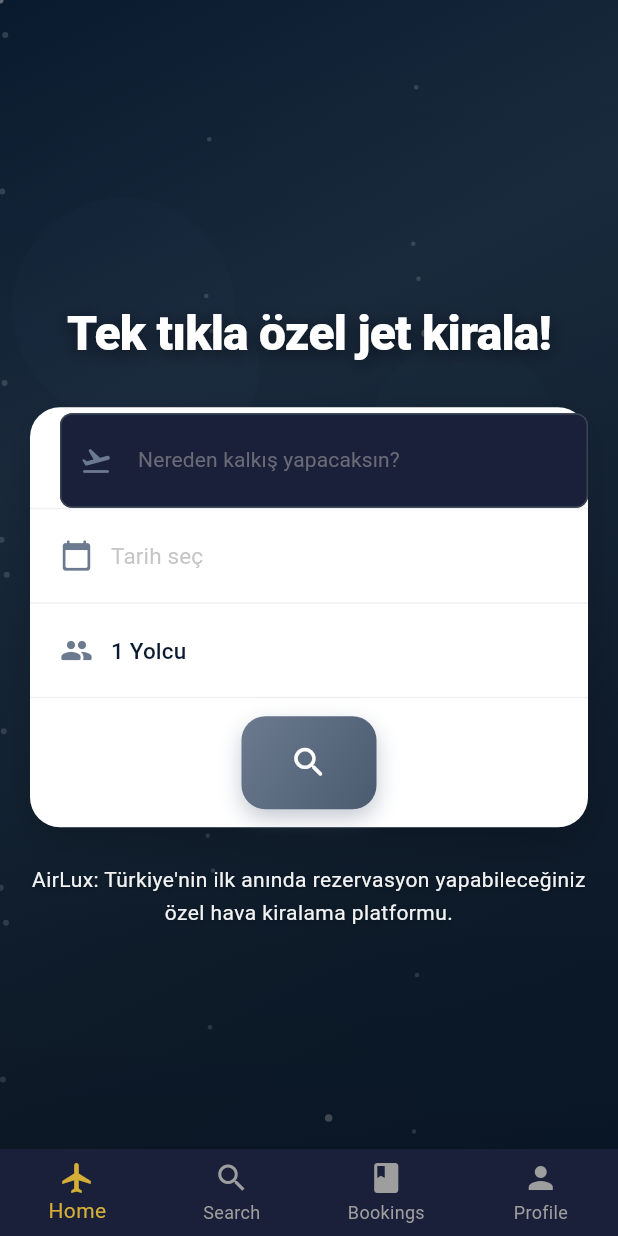
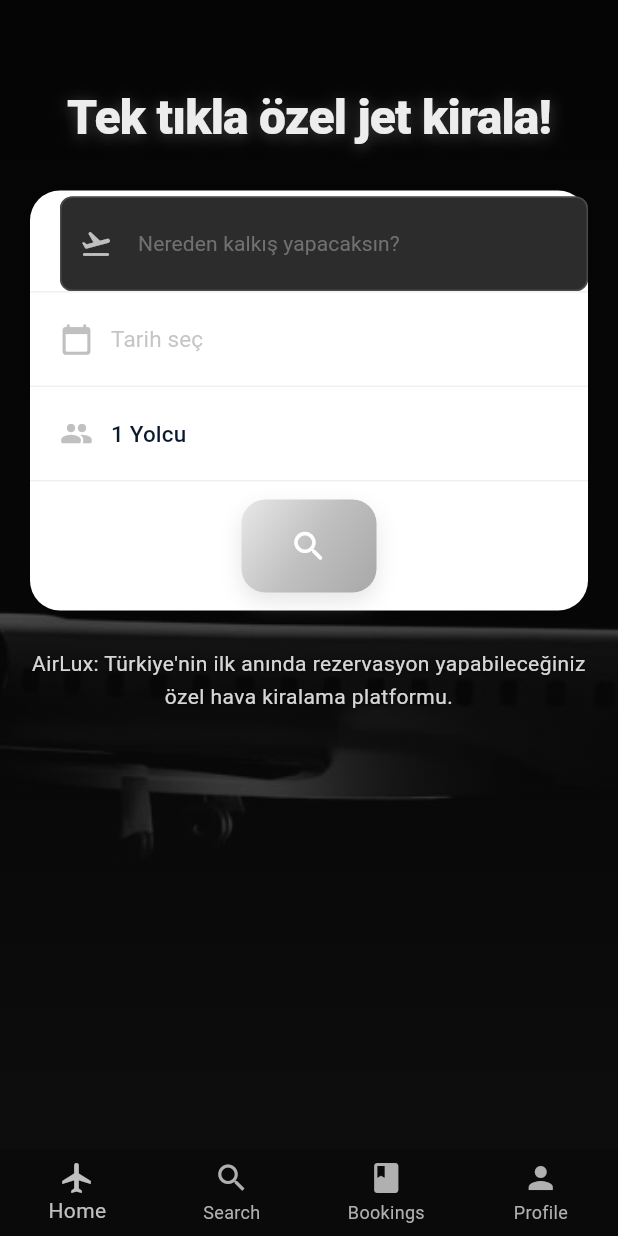
Before and after one commit to yusuf-tuncay/airlux, a Flutter app: the screen it shows after launch, on a phone screen of 412 x 824 dp. Run offline on Flutter 3.47's test engine with Material 3 defaults, Android fonts, the phone set to English and light mode, and no system bars; our stand-ins replace cached_network_image, cloud_firestore, equatable, firebase_auth, firebase_core, firebase_storage and 5 more; accounts and stored records are empty; network calls fail.

Commit message:
Update theme to Piano Black + Silver, optimize hero section and cards

```diff
--- a/lib/core/constants/app_colors.dart
+++ b/lib/core/constants/app_colors.dart
@@ -1,32 +1,45 @@
 import 'package:flutter/material.dart';
 
-/// Lüks aviasyon teması için renk paleti
-/// Koyu tonlar + altın detaylar
+/// Piano Black + Gold Luxury Theme
+/// Parlak siyah yüzeyler, altın yansımalar, VIP atmosfer
 class AppColors {
   AppColors._();
 
-  // Primary Colors - Dark Theme
-  static const Color primaryDark = Color(0xFF0A0E27); // Koyu lacivert
-  static const Color primaryDarkLight = Color(0xFF1A1F3A);
-  static const Color secondaryDark = Color(0xFF141B33);
+  // Piano Black Theme - Primary Colors
+  static const Color pianoBlack = Color(0xFF0A0A0A); // Ana arka plan
+  static const Color jetBlack = Color(0xFF141414); // Gradient / gölge
+  static const Color graphiteGrey = Color(0xFF2C2C2C); // Kart zeminleri
 
-  // Gold Accent Colors - Premium tones
-  static const Color gold = Color(0xFFD4AF37);
-  static const Color goldLight = Color(0xFFFFE87C);
-  static const Color goldMedium = Color(0xFFFFD700);
-  static const Color goldDark = Color(0xFFB8941F);
-  static const Color goldAccent = Color(0xFFFFE87C);
-  static const Color goldShimmer = Color(0xFFFFF8DC);
+  // Silver - Premium Accent
+  static const Color silver = Color(0xFFC0C0C0); // Buton, vurgu, logo
+  static const Color silverLight = Color(0xFFE8E8E8);
+  static const Color silverMedium = Color(0xFFC0C0C0);
+  static const Color silverDark = Color(0xFFA8A8A8);
+  static const Color silverAccent = Color(0xFFC0C0C0);
+  static const Color silverShimmer = Color(0xFFE8E8E8);
+  static const Color platinum = Color(0xFFE5E4E2);
 
-  // Text Colors
-  static const Color textPrimary = Color(0xFFFFFFFF);
-  static const Color textSecondary = Color(0xFFB0B8C4);
-  static const Color textTertiary = Color(0xFF8A95A6);
+  // Backward compatibility
+  static const Color champagneGold = Color(0xFFC0C0C0);
+  static const Color gold = Color(0xFFC0C0C0);
+  static const Color goldLight = Color(0xFFE8E8E8);
+  static const Color goldMedium = Color(0xFFC0C0C0);
+  static const Color goldDark = Color(0xFFA8A8A8);
+  static const Color goldAccent = Color(0xFFC0C0C0);
+  static const Color goldShimmer = Color(0xFFE8E8E8);
+
+  // Text Colors - Soft White
+  static const Color textPrimary = Color(0xFFEDEDED); // Soft White
+  static const Color textSecondary = Color(0xFFB0B0B0);
+  static const Color textTertiary = Color(0xFF8A8A8A);
 
   // Background Colors
-  static const Color backgroundDark = Color(0xFF0A0E27);
-  static const Color backgroundCard = Color(0xFF1A1F3A);
-  static const Color backgroundCardHover = Color(0xFF232844);
+  static const Color backgroundDark = Color(0xFF0A0A0A); // Piano Black
+  static const Color primaryDark = Color(0xFF0A0A0A);
+  static const Color primaryDarkLight = Color(0xFF141414); // Jet Black
+  static const Color secondaryDark = Color(0xFF141414);
+  static const Color backgroundCard = Color(0xFF2C2C2C); // Graphite Grey
+  static const Color backgroundCardHover = Color(0xFF3A3A3A);
 
   // Status Colors
   static const Color success = Color(0xFF4CAF50);
@@ -35,38 +48,45 @@ class AppColors {
   static const Color info = Color(0xFF42A5F5);
 
   // Border Colors
-  static const Color borderLight = Color(0xFF2A3441);
-  static const Color borderMedium = Color(0xFF3A4451);
-  static const Color borderGold = Color(0xFFD4AF37);
+  static const Color borderLight = Color(0xFF3A3A3A);
+  static const Color borderMedium = Color(0xFF4A4A4A);
+  static const Color borderGold = Color(0xFFC0C0C0); // Silver
+  static const Color borderSilver = Color(0xFFC0C0C0);
 
-  // Gradient Colors - Premium Gold Gradients
+  // Gradient Colors - Piano Black + Silver
   static const LinearGradient goldGradient = LinearGradient(
     begin: Alignment.topLeft,
     end: Alignment.bottomRight,
-    colors: [goldLight, goldMedium, gold],
+    colors: [silverLight, silverMedium, silver],
   );
 
   static const LinearGradient premiumGoldGradient = LinearGradient(
     begin: Alignment.topLeft,
     end: Alignment.bottomRight,
     colors: [
-      Color(0xFFFFF8DC), // Cream white
-      Color(0xFFFFE87C), // Light gold
-      Color(0xFFFFD700), // Gold
-      Color(0xFFD4AF37), // Classic gold
+      Color(0xFFE8E8E8), // Light silver
+      Color(0xFFC0C0C0), // Silver
+      Color(0xFFA8A8A8), // Dark silver
     ],
-    stops: [0.0, 0.3, 0.7, 1.0],
+    stops: [0.0, 0.5, 1.0],
   );
 
   static const LinearGradient goldButtonGradient = LinearGradient(
     begin: Alignment.topLeft,
     end: Alignment.bottomRight,
-    colors: [goldLight, goldMedium, goldDark],
+    colors: [silverLight, silverMedium, silverDark],
   );
 
+  static const LinearGradient silverGradient = LinearGradient(
+    begin: Alignment.topLeft,
+    end: Alignment.bottomRight,
+    colors: [silverLight, silverMedium, silverDark],
+  );
+
+  // Piano Black Gradient - 135deg
   static const LinearGradient darkGradient = LinearGradient(
-    begin: Alignment.topCenter,
-    end: Alignment.bottomCenter,
-    colors: [primaryDark, secondaryDark],
+    begin: Alignment.topLeft,
+    end: Alignment.bottomRight,
+    colors: [pianoBlack, jetBlack], // 135deg gradient
   );
 }
--- a/lib/shared/widgets/hero_section.dart
+++ b/lib/shared/widgets/hero_section.dart
@@ -66,35 +66,45 @@ class _HeroSectionState extends State<HeroSection>
   Widget build(BuildContext context) {
     final isMobile = Responsive.isMobile(context);
     final screenHeight = MediaQuery.of(context).size.height;
-    final screenWidth = MediaQuery.of(context).size.width;
 
     return Container(
       height: screenHeight,
       width: double.infinity,
-      decoration: BoxDecoration(
+      decoration: const BoxDecoration(
         gradient: LinearGradient(
           begin: Alignment.topLeft,
           end: Alignment.bottomRight,
           colors: [
-            const Color(0xFF0A1A2E), // Koyu lacivert
-            const Color(0xFF1A2B3E), // Orta lacivert
-            const Color(0xFF0F1E2E), // Daha koyu lacivert
-            const Color(0xFF0A1A2E), // Tekrar koyu
+            Color(0xFF0A0A0A), // Piano Black
+            Color(0xFF141414), // Jet Black
           ],
-          stops: const [0.0, 0.3, 0.7, 1.0],
         ),
       ),
       child: Stack(
         children: [
-          // Gökyüzü/Özel Jet Arka Plan Görseli
+          // Arka plan fotoğrafı
           Positioned.fill(
-            child: CustomPaint(
-              painter: _SkyPainter(),
-              size: Size(screenWidth, screenHeight),
+            child: Image.asset(
+              'assets/images/privatejet1.jpg',
+              fit: BoxFit.cover,
+              errorBuilder: (context, error, stackTrace) {
+                return Container(
+                  decoration: const BoxDecoration(
+                    gradient: LinearGradient(
+                      begin: Alignment.topLeft,
+                      end: Alignment.bottomRight,
+                      colors: [
+                        Color(0xFF0A0A0A), // Piano Black
+                        Color(0xFF141414), // Jet Black
+                      ],
+                    ),
+                  ),
+                );
+              },
             ),
           ),
 
-          // Gradient overlay
+          // Koyu overlay - metinlerin okunabilirliği için (Piano Black gradient)
           Positioned.fill(
             child: Container(
               decoration: BoxDecoration(
@@ -102,11 +112,11 @@ class _HeroSectionState extends State<HeroSection>
                   begin: Alignment.topCenter,
                   end: Alignment.bottomCenter,
                   colors: [
-                    Colors.transparent,
-                    Colors.black.withValues(alpha: 0.1),
-                    Colors.black.withValues(alpha: 0.2),
+                    const Color(0xFF0A0A0A).withValues(alpha: 0.4), // Piano Black
+                    const Color(0xFF0A0A0A).withValues(alpha: 0.6), // Piano Black
+                    const Color(0xFF141414).withValues(alpha: 0.7), // Jet Black
                   ],
-                  stops: const [0.0, 0.7, 1.0],
+                  stops: const [0.0, 0.5, 1.0],
                 ),
               ),
             ),
@@ -116,12 +126,14 @@ class _HeroSectionState extends State<HeroSection>
           Positioned.fill(
             child: SafeArea(
               child: Padding(
-                padding: EdgeInsets.symmetric(
-                  horizontal: isMobile ? 20 : 48,
-                  vertical: isMobile ? 40 : 60,
+                padding: EdgeInsets.only(
+                  left: isMobile ? 20 : 48,
+                  right: isMobile ? 20 : 48,
+                  top: isMobile ? 60 : 100,
+                  bottom: isMobile ? 40 : 60,
                 ),
                 child: Column(
-                  mainAxisAlignment: MainAxisAlignment.center,
+                  mainAxisAlignment: MainAxisAlignment.start,
                   crossAxisAlignment: CrossAxisAlignment.center,
                   children: [
                     // Ana Başlık
@@ -135,17 +147,17 @@ class _HeroSectionState extends State<HeroSection>
                           style: TextStyle(
                             fontSize: isMobile ? 32 : 64,
                             fontWeight: FontWeight.w800,
-                            color: Colors.white,
+                            color: const Color(0xFFEDEDED), // Soft White
                             letterSpacing: isMobile ? -0.5 : -1.5,
                             height: 1.1,
                             shadows: [
                               Shadow(
-                                color: Colors.black.withValues(alpha: 0.4),
+                                color: const Color(0xFFC0C0C0).withValues(alpha: 0.4), // Silver shadow
                                 offset: const Offset(0, 2),
                                 blurRadius: 12,
                               ),
                               Shadow(
-                                color: Colors.black.withValues(alpha: 0.2),
+                                color: Colors.black.withValues(alpha: 0.6),
                                 offset: const Offset(0, 4),
                                 blurRadius: 20,
                               ),
@@ -179,12 +191,12 @@ class _HeroSectionState extends State<HeroSection>
                           style: TextStyle(
                             fontSize: isMobile ? 14 : 18,
                             fontWeight: FontWeight.w400,
-                            color: Colors.white.withValues(alpha: 0.95),
+                            color: const Color(0xFFEDEDED).withValues(alpha: 0.9), // Soft White
                             letterSpacing: 0.3,
                             height: 1.6,
                             shadows: [
                               Shadow(
-                                color: Colors.black.withValues(alpha: 0.3),
+                                color: Colors.black.withValues(alpha: 0.5),
                                 offset: const Offset(0, 1),
                                 blurRadius: 4,
                               ),
@@ -203,74 +215,3 @@ class _HeroSectionState extends State<HeroSection>
     );
   }
 }
-/// Gökyüzü efekti için optimize edilmiş custom painter
-class _SkyPainter extends CustomPainter {
-  @override
-  void paint(Canvas canvas, Size size) {
-    // Bulut benzeri efektler - daha yumuşak
-    final cloudPaint = Paint()
-      ..style = PaintingStyle.fill
-      ..blendMode = BlendMode.softLight;
-
-    // Büyük bulut
-    final cloud1 = Path()
-      ..addOval(
-        Rect.fromCircle(
-          center: Offset(size.width * 0.2, size.height * 0.25),
-          radius: size.width * 0.18,
-        ),
-      )
-      ..addOval(
-        Rect.fromCircle(
-          center: Offset(size.width * 0.3, size.height * 0.3),
-          radius: size.width * 0.12,
-        ),
-      );
-    cloudPaint.color = Colors.white.withValues(alpha: 0.04);
-    canvas.drawPath(cloud1, cloudPaint);
-
-    // İkinci bulut
-    final cloud2 = Path()
-      ..addOval(
-        Rect.fromCircle(
-          center: Offset(size.width * 0.75, size.height * 0.35),
-          radius: size.width * 0.15,
-        ),
-      )
-      ..addOval(
-        Rect.fromCircle(
-          center: Offset(size.width * 0.85, size.height * 0.4),
-          radius: size.width * 0.1,
-        ),
-      );
-    cloudPaint.color = Colors.white.withValues(alpha: 0.03);
-    canvas.drawPath(cloud2, cloudPaint);
-
-    // Yıldız efekti - daha fazla yıldız
-    final starPaint = Paint()
-      ..color = Colors.white.withValues(alpha: 0.15)
-      ..style = PaintingStyle.fill;
-
-    final starCount = (size.width * size.height / 15000).round().clamp(30, 60);
-    for (int i = 0; i < starCount; i++) {
-      final x = (i * 137.5) % size.width;
-      final y = (i * 197.3) % size.height;
-      final starSize = (i % 3 == 0) ? 2.0 : 1.5;
-      canvas.drawCircle(Offset(x, y), starSize, starPaint);
-    }
-
-    // Parlayan yıldızlar
-    final brightStarPaint = Paint()
-      ..color = Colors.white.withValues(alpha: 0.25)
-      ..style = PaintingStyle.fill;
-
-    for (int i = 0; i < 5; i++) {
-      final x = (i * 347.7) % size.width;
-      final y = (i * 523.1) % size.height;
-      canvas.drawCircle(Offset(x, y), 2.5, brightStarPaint);
-    }
-  }
-
-  @override
-  bool shouldRepaint(covariant CustomPainter oldDelegate) => false;
-}
--- a/lib/shared/widgets/search_bar_widget.dart
+++ b/lib/shared/widgets/search_bar_widget.dart
@@ -57,13 +57,13 @@ class _SearchBarWidgetState extends State<SearchBarWidget>
         return Theme(
           data: Theme.of(context).copyWith(
             colorScheme: const ColorScheme.dark(
-              primary: Color(0xFFB4BEC9), // Gümüş
-              onPrimary: Color(0xFF0A1A2E),
-              surface: Color(0xFF1A1F3A),
-              onSurface: Colors.white,
+              primary: Color(0xFFC0C0C0), // Silver
+              onPrimary: Color(0xFF0A0A0A), // Piano Black
+              surface: Color(0xFF2C2C2C), // Graphite Grey
+              onSurface: Color(0xFFEDEDED), // Soft White
             ),
             dialogTheme: const DialogThemeData(
-              backgroundColor: Color(0xFF1A1F3A),
+              backgroundColor: Color(0xFF2C2C2C), // Graphite Grey
             ),
           ),
           child: child!,
@@ -314,7 +314,11 @@ class _SearchBarWidgetState extends State<SearchBarWidget>
           fontSize: 14,
           fontWeight: FontWeight.w400,
         ),
-        prefixIcon: Icon(icon, color: const Color(0xFF6B7A8F), size: 22),
+        prefixIcon: Icon(
+          icon,
+          color: const Color(0xFFC0C0C0), // Silver
+          size: 22,
+        ),
         border: InputBorder.none,
         contentPadding: const EdgeInsets.symmetric(horizontal: 0, vertical: 20),
       ),
@@ -335,7 +339,7 @@ class _SearchBarWidgetState extends State<SearchBarWidget>
           children: [
             Icon(
               Icons.calendar_today_rounded,
-              color: const Color(0xFF6B7A8F),
+              color: const Color(0xFFC0C0C0), // Silver
               size: 22,
             ),
             const SizedBox(width: 12),
@@ -372,7 +376,7 @@ class _SearchBarWidgetState extends State<SearchBarWidget>
           children: [
             Icon(
               Icons.people_rounded,
-              color: const Color(0xFF6B7A8F),
+              color: const Color(0xFFC0C0C0), // Silver
               size: 22,
             ),
             const SizedBox(width: 12),
@@ -403,14 +407,15 @@ class _SearchBarWidgetState extends State<SearchBarWidget>
           begin: Alignment.topLeft,
           end: Alignment.bottomRight,
           colors: [
-            Color(0xFF6B7A8F), // Gümüş
-            Color(0xFF4A5A6F), // Koyu gümüş
+            Color(0xFFE8E8E8), // Light silver
+            Color(0xFFC0C0C0), // Silver
+            Color(0xFFA8A8A8), // Dark silver
           ],
         ),
         borderRadius: BorderRadius.circular(16),
         boxShadow: [
           BoxShadow(
-            color: const Color(0xFF6B7A8F).withValues(alpha: 0.4),
+            color: const Color(0xFFC0C0C0).withValues(alpha: 0.4),
             blurRadius: 12,
             offset: const Offset(0, 6),
             spreadRadius: 0,
@@ -460,12 +465,12 @@ class _PassengerButton extends StatelessWidget {
           height: 44,
           decoration: BoxDecoration(
             color: onPressed != null
-                ? const Color(0xFF6B7A8F).withValues(alpha: 0.1)
+                ? const Color(0xFFC0C0C0).withValues(alpha: 0.15)
                 : Colors.grey.withValues(alpha: 0.05),
             borderRadius: BorderRadius.circular(12),
             border: Border.all(
               color: onPressed != null
-                  ? const Color(0xFF6B7A8F).withValues(alpha: 0.3)
+                  ? const Color(0xFFC0C0C0).withValues(alpha: 0.4)
                   : Colors.grey.withValues(alpha: 0.1),
               width: 1,
             ),
@@ -473,7 +478,7 @@ class _PassengerButton extends StatelessWidget {
           child: Icon(
             icon,
             color: onPressed != null
-                ? const Color(0xFF6B7A8F)
+                ? const Color(0xFFC0C0C0) // Silver
                 : Colors.grey.withValues(alpha: 0.4),
             size: 22,
           ),
```
Also changed, not shown: lib/features/aircraft/presentation/pages/home_page.dart (+74 -83 lines), lib/features/auth/presentation/pages/login_page.dart (+23 -23 lines), lib/features/auth/presentation/pages/register_page.dart (+24 -24 lines), lib/shared/widgets/animated_background.dart (+5 -5 lines), lib/shared/widgets/responsive_layout.dart (+24 -23 lines), pubspec.yaml (+3 -4 lines), assets/images/privatejet1.jpg (added).
